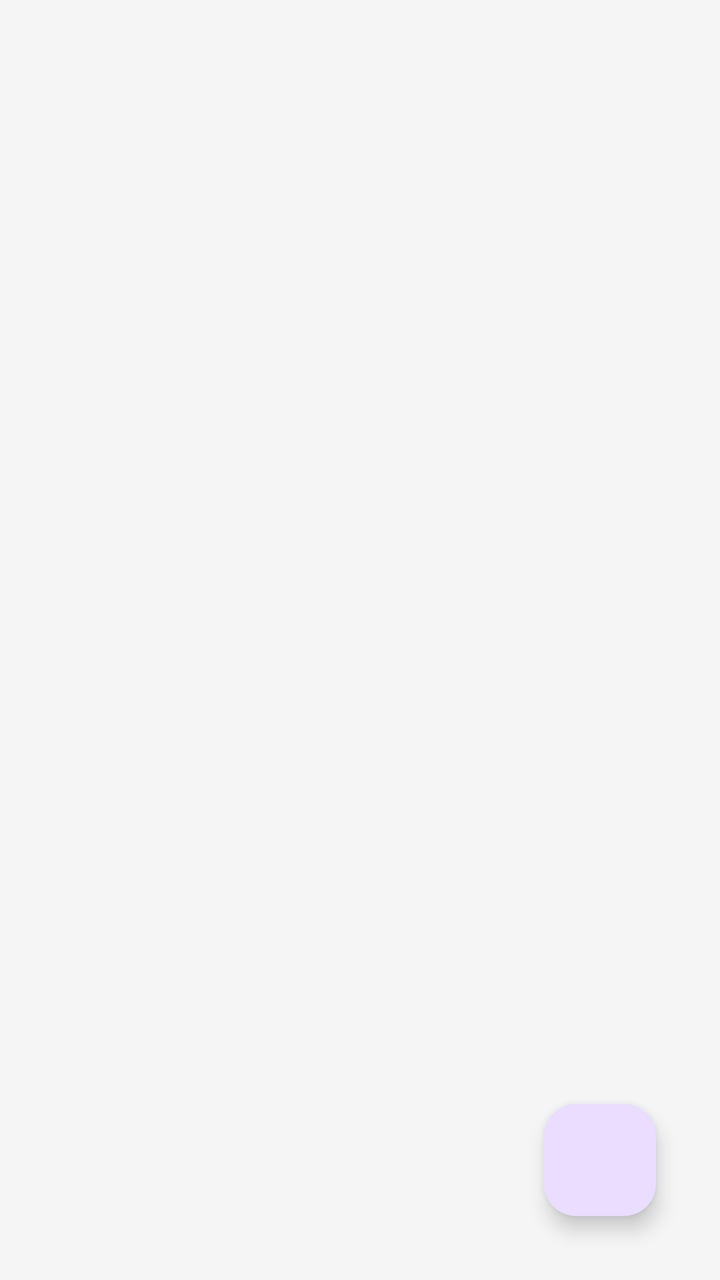
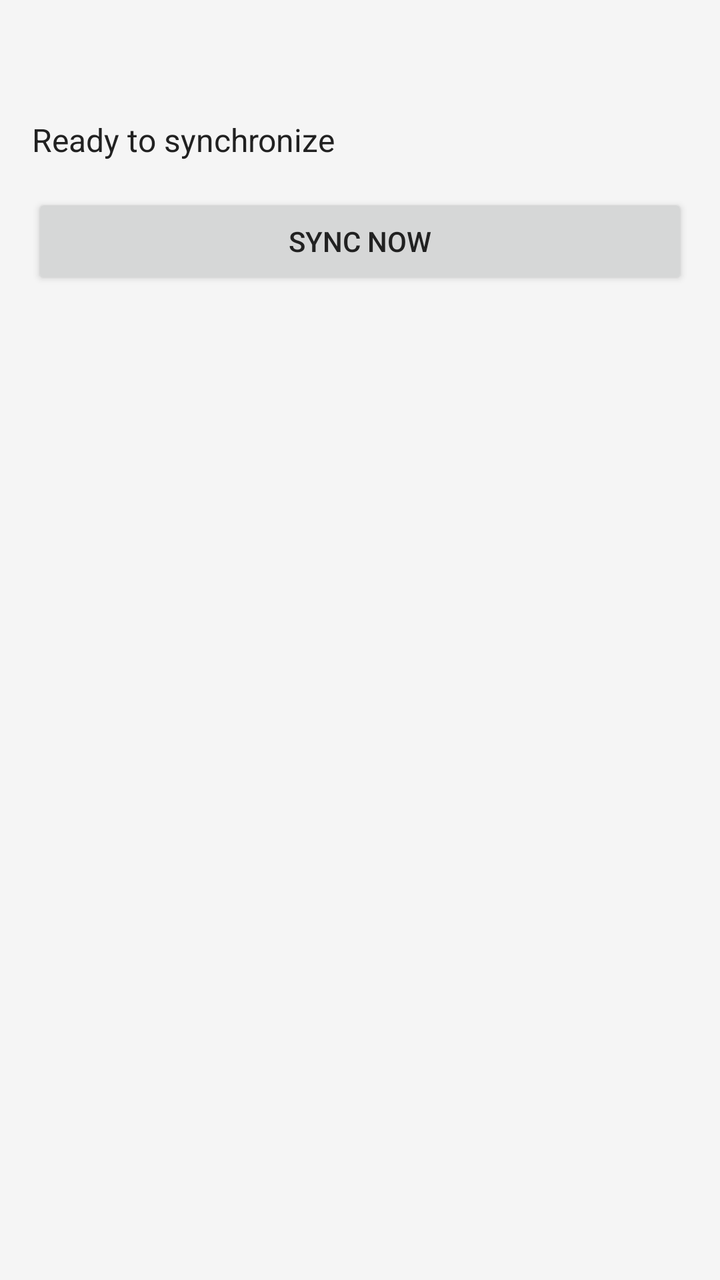

Screens rendered from an Android XML layout before and after an edit, with the pre-edit source and the edit as a unified diff.
<!-- AndroidManifest.xml: application theme Theme.ZivaStock -->
<!-- res/layout/fragment_sync.xml -->
<?xml version="1.0" encoding="utf-8"?>
<LinearLayout
    xmlns:android="http://schemas.android.com/apk/res/android"
    android:layout_width="match_parent"
    android:layout_height="match_parent"
    android:orientation="vertical"
    android:padding="16dp">

    <TextView
        android:id="@+id/screenTitle"
        android:layout_width="wrap_content"
        android:layout_height="wrap_content"
        android:textSize="20sp"
        android:textStyle="bold"
        android:textColor="@color/text_primary" />

    <androidx.recyclerview.widget.RecyclerView
        android:id="@+id/recyclerView"
        android:layout_width="match_parent"
        android:layout_height="0dp"
        android:layout_weight="1"
        android:layout_marginTop="8dp" />

    <com.google.android.material.floatingactionbutton.FloatingActionButton
        android:id="@+id/fabAdd"
        android:layout_width="wrap_content"
        android:layout_height="wrap_content"
        android:layout_gravity="end"
        android:layout_margin="16dp"
        android:contentDescription="Add" />
</LinearLayout>
<!-- resources referenced by this layout -->
<resources>
  <color name="text_primary">#212121</color>
  <style name="Theme.ZivaStock" parent="Theme.Material3.DayNight.NoActionBar">
          <item name="colorPrimary">@color/primary</item>
          <item name="colorPrimaryDark">@color/primary_dark</item>
          <item name="colorAccent">@color/accent</item>
          <item name="android:colorBackground">@color/background</item>
          <item name="android:textColorPrimary">@color/text_primary</item>
          <item name="android:textColorSecondary">@color/text_secondary</item>
          <item name="android:colorControlNormal">@color/text_secondary</item>
      </style>
  <color name="primary">#00BCD4</color>
  <color name="primary_dark">#0097A7</color>
  <color name="accent">#FF4081</color>
  <color name="background">#F5F5F5</color>
  <color name="text_secondary">#424242</color>
</resources>

<!-- the commit's change to res/layout/fragment_sync.xml (unified diff, before → after) -->
@@ -14,18 +14,19 @@
         android:textStyle="bold"
         android:textColor="@color/text_primary" />
 
-    <androidx.recyclerview.widget.RecyclerView
-        android:id="@+id/recyclerView"
+    <TextView
+        android:id="@+id/tvSyncStatus"
         android:layout_width="match_parent"
-        android:layout_height="0dp"
-        android:layout_weight="1"
-        android:layout_marginTop="8dp" />
+        android:layout_height="wrap_content"
+        android:layout_marginTop="16dp"
+        android:textColor="@color/text_primary"
+        android:textSize="16sp"
+        android:text="Ready to synchronize" />
 
-    <com.google.android.material.floatingactionbutton.FloatingActionButton
-        android:id="@+id/fabAdd"
-        android:layout_width="wrap_content"
+    <Button
+        android:id="@+id/btnSyncNow"
+        android:layout_width="match_parent"
         android:layout_height="wrap_content"
-        android:layout_gravity="end"
-        android:layout_margin="16dp"
-        android:contentDescription="Add" />
+        android:layout_marginTop="16dp"
+        android:text="Sync now" />
 </LinearLayout>
